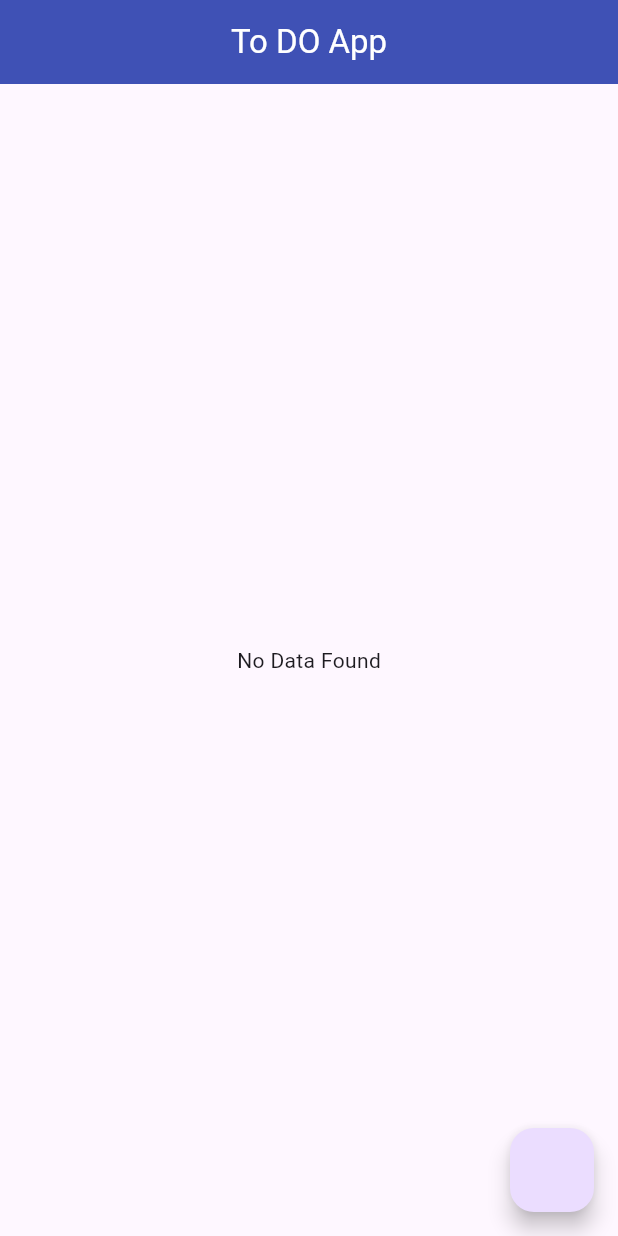
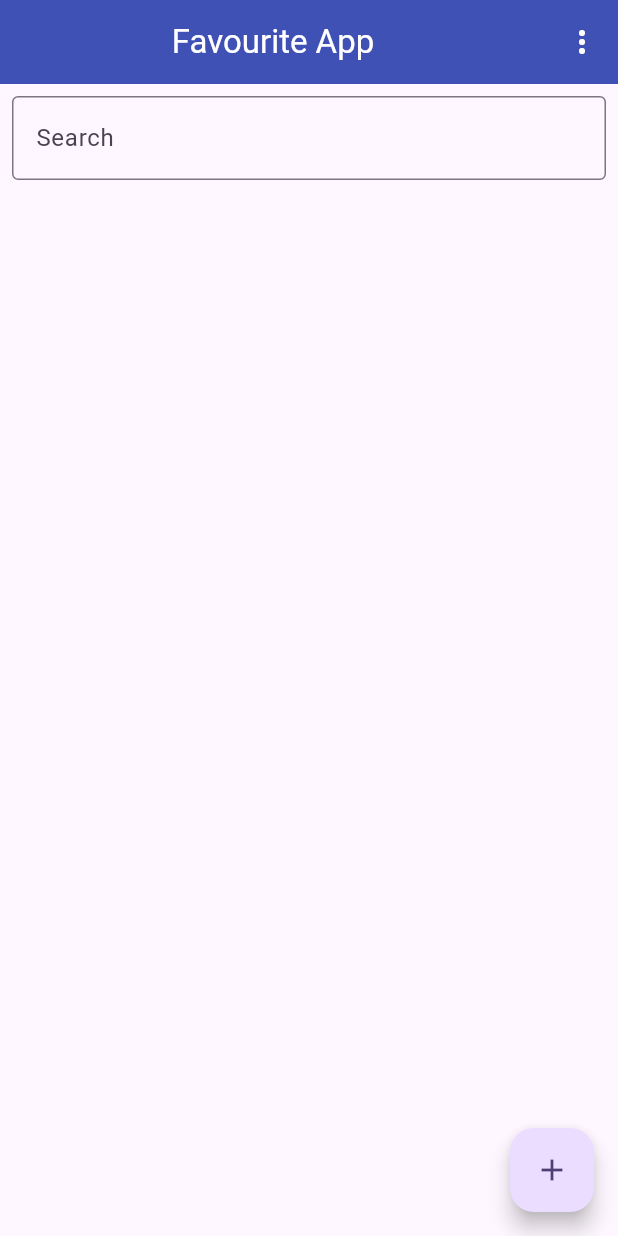
Before and after one commit to AdeelAhmadKhan36/Riverpode, a Flutter app: the screen it shows after launch, on a phone screen of 412 x 824 dp. Run offline on Flutter 3.47's test engine with Material 3 defaults, Android fonts, the light colour scheme and no system bars; our stand-ins replace flutter_riverpod, riverpod.

Commit message:
Favourite App

```diff
--- /dev/null
+++ b/lib/favourite_app/providers/fav_state.dart
@@ -0,0 +1,29 @@
+import '../../view_model/item.dart';
+import '../view_model/fav_items.dart';
+
+class FavouriteState{
+
+  final List<FavItem> allItems;
+  final List<FavItem>filterItems;
+  final String Search;
+
+
+  FavouriteState( {required this.allItems, required this.filterItems,required this.Search,});
+
+
+
+  FavouriteState copyWith({
+   List<FavItem>? allItems,
+    List<FavItem>?filterItems,
+    String ?Search,
+
+}){
+
+    return FavouriteState(
+        allItems: allItems??this.allItems,
+        filterItems: filterItems?? this.filterItems,
+        Search: Search?? this.Search
+    );
+  }
+
+}
--- /dev/null
+++ b/lib/favourite_app/providers/favourite_provoder.dart
@@ -0,0 +1,57 @@
+import 'package:riverpod/riverpod.dart';
+
+import '../../view_model/item.dart' show Item;
+import '../view_model/fav_items.dart';
+import 'fav_state.dart';
+
+final favouriteProvider =
+    StateNotifierProvider<FavouriteNotifier, FavouriteState>((ref) {
+      return FavouriteNotifier();
+    });
+
+class FavouriteNotifier extends StateNotifier<FavouriteState> {
+  FavouriteNotifier()
+    : super(FavouriteState(allItems: [], filterItems: [], Search: ''));
+
+  void addItem() {
+    List<FavItem> item = [
+      FavItem(name: "HP Spectre", id: 1, favourite: true),
+      FavItem(name: "Macbook", id: 2, favourite: false),
+      FavItem(name: "Iphone", id: 3, favourite: false),
+      FavItem(name: "Android", id: 4, favourite: true),
+      FavItem(name: "Apple Watch", id: 5, favourite: true),
+    ];
+
+    state = state.copyWith(allItems: item.toList(), filterItems: item.toList());
+  }
+
+  void filterList(String Search) {
+    state = state.copyWith(filterItems: _filterItems(state.allItems, Search));
+  }
+
+  List<FavItem> _filterItems(List<FavItem> items, String Search) {
+    if (Search.isEmpty) {
+      return items;
+    }
+    return items
+        .where(
+          (items) => items.name.toLowerCase().contains(Search.toLowerCase()),
+        )
+        .toList();
+  }
+
+  //Favitem
+  void Favourite(String option) {
+    state = state.copyWith(filterItems: _favouriteItem(state.allItems, option));
+  }
+
+  List<FavItem> _favouriteItem(List<FavItem> items, String option) {
+    if (option == 'All') {
+      return items;
+    }
+    return items
+        .where(
+          (items) => items.favourite==true).toList();
+
+  }
+}
--- /dev/null
+++ b/lib/favourite_app/view/favourite_home.dart
@@ -0,0 +1,77 @@
+
+import 'package:flutter/material.dart';
+import 'package:flutter_riverpod/flutter_riverpod.dart';
+import 'package:riverpode_statmanagment/favourite_app/providers/favourite_provoder.dart';
+class FavouriteHome extends ConsumerWidget {
+  const FavouriteHome({super.key});
+
+  @override
+  Widget build(BuildContext context, WidgetRef ref) {
+    final favList=ref.watch(favouriteProvider);
+    return Scaffold(
+
+      appBar: AppBar(
+        title: Center(child: Text("Favourite App",style: TextStyle(color:Colors.white,),)),
+        backgroundColor: Colors.indigo,
+        actions: [
+          PopupMenuButton(
+              icon: Icon(Icons.more_vert, color: Colors.white), // White dots
+
+              onSelected: (value){
+                ref.read(favouriteProvider.notifier).Favourite(value);
+
+              },
+              itemBuilder: (BuildContext contex){
+
+            return const[
+              PopupMenuItem(
+                  value: "All",
+                  child: Text("All")),
+
+              PopupMenuItem(
+                  value: "Favourite",
+                  child: Text("Favourite"))
+            ];
+          })
+        ],
+      ),
+      body: Column(
+        children: [
+          Padding(
+            padding: const EdgeInsets.all(8.0),
+            child: TextField(
+              decoration: InputDecoration(
+                hintText: 'Search',
+                border: OutlineInputBorder(),
+              ),
+              onChanged: (value){
+                ref.read(favouriteProvider.notifier).filterList(value);
+
+              },
+            ),
+          ),
+
+          Expanded(
+            child: ListView.builder(
+                itemCount: favList.filterItems.length,
+
+                itemBuilder: (context, index){
+                  final item=favList.filterItems[index];
+              return ListTile(
+                title: Text(item.name),
+                trailing: Icon(item.favourite?Icons.favorite:Icons.favorite_border),
+
+              );
+
+            }),
+          )
+        ],
+      ),
+      floatingActionButton: FloatingActionButton(onPressed: (){
+          ref.read(favouriteProvider.notifier).addItem();
+      },
+      child: Icon(Icons.add),
+      ),
+    );
+  }
+}
--- /dev/null
+++ b/lib/favourite_app/view_model/fav_items.dart
@@ -0,0 +1,25 @@
+
+class FavItem{
+
+   final  String name;
+    final int id;
+    final bool favourite;
+
+
+   FavItem({required this.name, required this.id, required this.favourite});
+
+   FavItem copyWith({
+     String? name,
+     int ?id,
+     bool ?favourite,
+
+}){
+      return FavItem(
+          name: name?? this.name,
+          id: id?? this.id,
+          favourite: favourite??this.favourite
+
+
+      );
+    }
+}
--- a/lib/main.dart
+++ b/lib/main.dart
@@ -5,6 +5,8 @@
 import 'package:riverpode_statmanagment/view/screens/provider_in_riverpode.dart';
 import 'package:riverpode_statmanagment/view/screens/slider_provider.dart';
 import 'package:riverpode_statmanagment/view/screens/to_do_home.dart';
+
+import 'favourite_app/view/favourite_home.dart';
 
 void main() {
   runApp(const MyApp());
@@ -19,26 +21,13 @@
     return ProviderScope(
 
       child: MaterialApp(
+        debugShowCheckedModeBanner: false,
         title: 'Flutter Demo',
         theme: ThemeData(
-          // This is the theme of your application.
-          //
-          // TRY THIS: Try running your application with "flutter run". You'll see
-          // the application has a purple toolbar. Then, without quitting the app,
-          // try changing the seedColor in the colorScheme below to Colors.green
-          // and then invoke "hot reload" (save your changes or press the "hot
-          // reload" button in a Flutter-supported IDE, or press "r" if you used
-          // the command line to start the app).
-          //
-          // Notice that the counter didn't reset back to zero; the application
-          // state is not lost during the reload. To reset the state, use hot
-          // restart instead.
-          //
-          // This works for code too, not just values: Most code changes can be
-          // tested with just a hot reload.
+
           colorScheme: ColorScheme.fromSeed(seedColor: Colors.deepPurple),
         ),
-        home:ToDoHome(),
+        home:FavouriteHome(),
       ),
     );
   }
```
